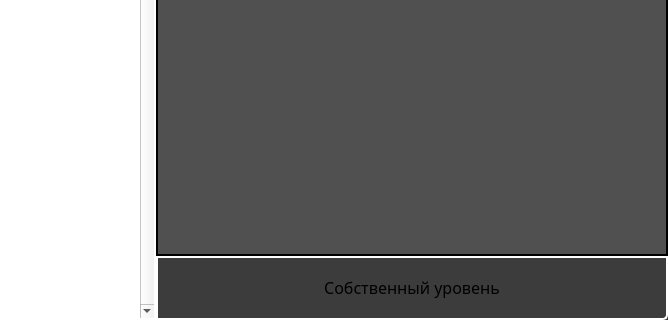
This is source/form/creator/creator_window.ui in Yugasiom/Draftsman as Qt 5 draws it before an edit; both pictures show x 356 to 1024 and y 320 to 640 of the 1024 by 640 pixel window. The edited form follows.
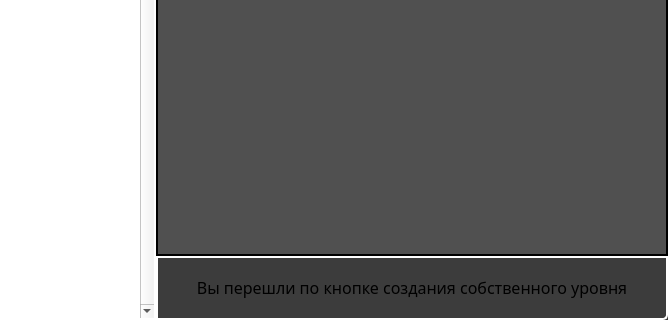
This is the edited form. Icons and pictures are not drawn. Custom widgets are drawn as their Qt base class.

Diff of the .ui file:
```diff
--- a/source/form/creator/creator_window.ui
+++ b/source/form/creator/creator_window.ui
@@ -675,7 +675,7 @@
             <number>0</number>
            </property>
            <property name="text">
-            <string notr="true">Собственный уровень</string>
+            <string notr="true">Вы перешли по кнопке создания собственного уровня</string>
            </property>
            <property name="textFormat">
             <enum>Qt::TextFormat::RichText</enum>
```
